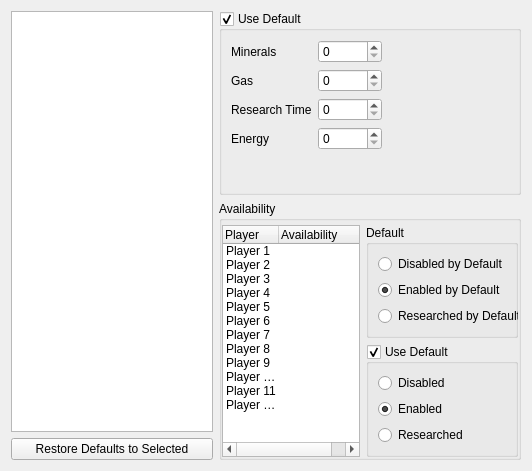
This is ChkForge/abilitiestab.ui in heinermann/ChkForge as Qt 5 draws it before an edit. The edited form follows.
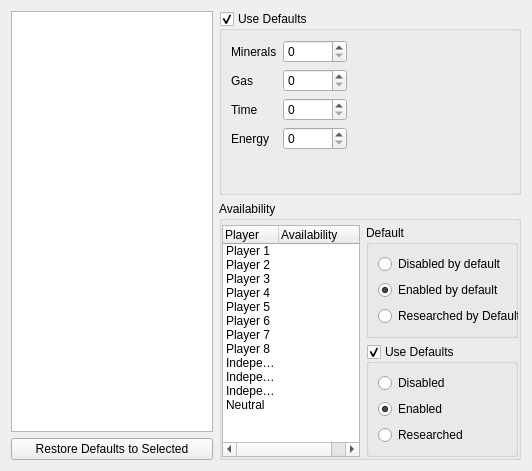
This is the edited form. Custom widgets are drawn as their Qt base class.

Diff of the .ui file:
```diff
--- a/ChkForge/abilitiestab.ui
+++ b/ChkForge/abilitiestab.ui
@@ -43,7 +43,7 @@
    <item row="0" column="1">
     <widget class="InvertedTriStateGroupBox" name="grpTechUseDefaults">
      <property name="title">
-      <string>Use Default</string>
+      <string>Use Defaults</string>
      </property>
      <property name="checkable">
       <bool>true</bool>
@@ -101,7 +101,7 @@
       <item row="2" column="0">
        <widget class="QLabel" name="label_3">
         <property name="text">
-         <string>Research Time</string>
+         <string>Time</string>
         </property>
        </widget>
       </item>
@@ -165,7 +165,7 @@
       <item row="1" column="1">
        <widget class="InvertedTriStateGroupBox" name="grpTechPlayerDefault">
         <property name="title">
-         <string>Use Default</string>
+         <string>Use Defaults</string>
         </property>
         <property name="checkable">
          <bool>true</bool>
@@ -234,7 +234,7 @@
             </size>
            </property>
            <property name="text">
-            <string>Disabled by Default</string>
+            <string>Disabled by default</string>
            </property>
           </widget>
          </item>
@@ -247,7 +247,7 @@
             </size>
            </property>
            <property name="text">
-            <string>Enabled by Default</string>
+            <string>Enabled by default</string>
            </property>
            <property name="checked">
             <bool>true</bool>
@@ -358,22 +358,22 @@
         </item>
         <item>
          <property name="text">
-          <string>Player 9</string>
+          <string>Independent 1</string>
          </property>
         </item>
         <item>
          <property name="text">
-          <string>Player 10</string>
+          <string>Independent 2</string>
          </property>
         </item>
         <item>
          <property name="text">
-          <string>Player 11</string>
+          <string>Independent 3</string>
          </property>
         </item>
         <item>
          <property name="text">
-          <string>Player 12</string>
+          <string>Neutral</string>
          </property>
         </item>
        </widget>
```
